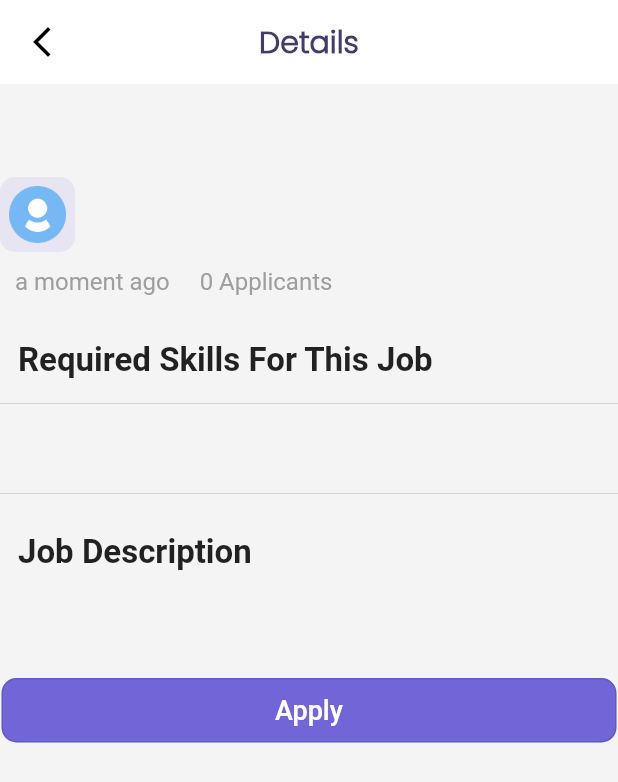
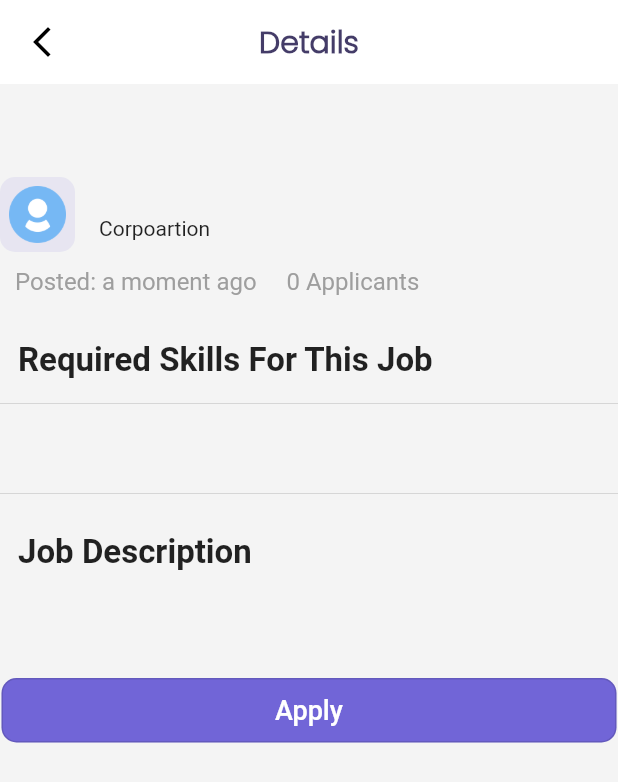
Before and after one commit to ENG-CJ/Job-Finder-App, a Flutter app: the JobDetails screen opened directly with empty values, on a phone screen of 412 x 824 dp. Shown: the top 782 px of the screen. Run offline on Flutter 3.47's test engine with Material 2 defaults, Android fonts, the phone set to English and light mode, and no system bars; our stand-ins replace curved_navigation_bar, dio, flutter_easyloading, flutter_onboarding_slider, flutter_slidable, font_awesome_flutter and 7 more; missing offline and left inert: animated_snack_bar; accounts and stored records are empty; network calls fail; Roboto replaces fonts that are missing (Poppins-Regular, Poppins-SemiBold).

```diff
--- a/lib/modals/jobs/job_modal_latest.dart
+++ b/lib/modals/jobs/job_modal_latest.dart
@@ -10,9 +10,10 @@ class JobOnUserScreen {
   int owner;
   String company;
   String? profile;
+  DateTime posted;
 
-  JobOnUserScreen({
-    required this.id,
+  JobOnUserScreen(
+      {required this.id,
       required this.jobTitle,
       required this.jobType,
       required this.descripton,
@@ -23,7 +24,7 @@ class JobOnUserScreen {
       required this.owner,
       required this.company,
       required this.profile,
-  });
+      required this.posted});
 
   factory JobOnUserScreen.fromJson(Map<String, dynamic> json) =>
       JobOnUserScreen(
@@ -35,6 +36,7 @@ class JobOnUserScreen {
         applicants: json["applicants"],
         deadLine: DateTime.parse(json["deadLine"]),
         updated: DateTime.parse(json["updated"]),
+        posted: DateTime.parse(json["posted"]),
         owner: json["owner"],
         company: json["company"],
         profile: json["profile"],
@@ -63,5 +65,6 @@ class JobOnUserScreen {
         "owner": owner,
         "company": company,
         "profile": profile,
+        "posted": posted.toIso8601String()
       };
 }
--- a/lib/modals/jobs/job_table.dart
+++ b/lib/modals/jobs/job_table.dart
@@ -7,11 +7,13 @@ class JobTable {
   String active;
   int numberOfApplicants;
   String? category;
+  String posted;
 
-  JobTable(
-      {required this.jobTitle,
+  JobTable({
+    required this.jobTitle,
     required this.jobType,
     required this.deadLine,
+    required this.posted,
     this.qualifications,
     this.category,
     this.id,
@@ -20,7 +22,8 @@ class JobTable {
     this.jobOwner,
     this.qualifyAsList = '',
     this.active = 'true',
-      this.numberOfApplicants = 0});
+    this.numberOfApplicants = 0,
+  });
 
   factory JobTable.fromJson(Map<String, dynamic> json) {
     return JobTable(
@@ -33,7 +36,8 @@ class JobTable {
         active: json['active'],
         jobOwner: json['owner'],
         jobDescription: json['descripton'],
-        updated: json['updated']);
+        updated: json['updated'],
+        posted: json['posted']);
   }
 
   static List<String> _getQualifications(String data) {
@@ -59,6 +63,7 @@ class JobTable {
       "owner": jobOwner,
       "qualifications": qualifications,
       "qualifyAsList": qualifyAsList,
+      "posted": posted
     };
   }
 }
--- a/lib/views/components/job_card.dart
+++ b/lib/views/components/job_card.dart
@@ -91,7 +91,7 @@ class JobCard extends StatelessWidget with Messages {
                 children: [
                   IconText(
                     icon: FontAwesomeIcons.clock,
-                    iconLabel: timeago.format(job.updated),
+                    iconLabel: timeago.format(job.posted),
                   ),
                   SizedBox(
                     width: 25,
--- a/lib/views/components/job_details.dart
+++ b/lib/views/components/job_details.dart
@@ -13,6 +13,8 @@ import '../../consts/api_url.dart';
 import '../../consts/texts.dart';
 import '../../util/icon_image.dart';
 import 'package:timeago/timeago.dart' as timeago;
+
+import '../../util/text.dart';
 
 class JobDetails extends StatefulWidget {
   final JobOnUserScreen job;
@@ -80,10 +82,16 @@ class _JobDetailsState extends State<JobDetails> with Messages {
                 const SizedBox(
                   width: 16,
                 ),
-                Text(
-                  widget.job.company,
-                  style:
-                      TextStyle(fontSize: 16, fontFamily: 'Poppins-SemiBold'),
+                Column(
+                  crossAxisAlignment: CrossAxisAlignment.start,
+                  children: [
+                    Text(
+                      widget.job.company,
+                      style: TextStyle(
+                          fontSize: 16, fontFamily: 'Poppins-SemiBold'),
+                    ),
+                    CText(text: "Corpoartion"),
+                  ],
                 ),
               ],
             ),
@@ -96,7 +104,7 @@ class _JobDetailsState extends State<JobDetails> with Messages {
                 Padding(
                     padding: const EdgeInsets.only(left: 10),
                     child: Text(
-                      timeago.format(widget.job.updated),
+                      "Posted: ${timeago.format(widget.job.posted)}",
                       style: const TextStyle(
                           fontSize: 16,
                           fontFamily: 'Poppins-Regular',
@@ -230,8 +238,7 @@ class _JobDetailsState extends State<JobDetails> with Messages {
                                 var requestData = Request(
                                     applicantId: value['user_id'],
                                     jobId: widget.job.id,
-                                    requestDate: DateFormat("yyyy/MM/dd")
-                                        .format(DateTime.now()));
+                                    requestDate: DateTime.now().toString());
                                 provider
                                     .applyJobsData(requestData)
                                     .whenComplete(() {
--- a/lib/views/dashboard/screens/add_job.dart
+++ b/lib/views/dashboard/screens/add_job.dart
@@ -54,6 +54,7 @@ class _AddJobState extends State<AddJob> with Messages {
   void _saveData() async {
     var provider = Provider.of<JobProvider>(context, listen: false);
     var job = JobTable(
+        posted: DateTime.now().toString(),
         jobTitle: jobtitle.text,
         jobType: value ?? "FullTime",
         deadLine: dateTextField.text,
@@ -65,7 +66,6 @@ class _AddJobState extends State<AddJob> with Messages {
 
   @override
   void initState() {
-
     super.initState();
     LocalStorageSharedPref().getLocalData().then((value) {
       if (value != null) {
@@ -183,6 +183,7 @@ class _AddJobState extends State<AddJob> with Messages {
                         var provider =
                             Provider.of<JobProvider>(context, listen: false);
                         var job = JobTable(
+                            posted: DateTime.now().toString(),
                             category: category.text,
                             jobTitle: jobtitle.text,
                             jobType: value ?? "FullTime",
--- a/lib/views/dashboard/screens/job_edit_page.dart
+++ b/lib/views/dashboard/screens/job_edit_page.dart
@@ -18,9 +18,7 @@ class JobEditPage extends StatefulWidget {
   final JobTable? job;
   const JobEditPage({
     super.key,
-
     this.job,
-
   });
 
   @override
@@ -61,7 +59,7 @@ class _JobEditPageState extends State<JobEditPage> {
     value = widget.job?.jobType;
     jobtitle.text = widget.job!.jobTitle;
 
-    String iso8601DateString  = widget.job!.deadLine;
+    String iso8601DateString = widget.job!.deadLine;
     DateTime dealine = DateTime.parse(iso8601DateString);
     dateTextField.text = DateFormat("yyyy/MM/dd").format(dealine);
     print(dateTextField.text);
@@ -148,6 +146,7 @@ class _JobEditPageState extends State<JobEditPage> {
                   onClicked: () {
                     JobTable updateJob = JobTable(
                       id: jobId,
+                      posted: widget.job!.posted,
                       jobTitle: jobtitle.text,
                       jobType: value ?? '',
                       deadLine: dateTextField.text,
--- a/lib/views/pages/home_page.dart
+++ b/lib/views/pages/home_page.dart
@@ -91,7 +91,6 @@ class _HomeState extends State<Home> with BottomNavigationBarMixin {
                 //         jobList: Provider.of<JobProvider>(context).allJobs));
               },
               icon: Icon(Icons.search)),
-          IconButton(onPressed: () {}, icon: Icon(Icons.refresh)),
         ],
       ),
       bottomNavigationBar:
```
Also changed, not shown: lib/providers/jobs/job_provider.dart (+20 -0 lines), lib/services/api/job_api.dart (+29 -1 lines), lib/util/categories.dart (+13 -14 lines), lib/views/components/applied_job_card.dart (+7 -0 lines), lib/views/pages/home_view.dart (+16 -0 lines), lib/views/pages/job_based_category.dart (added, +76 -0 lines), 2 other files. Lines whose indentation alone changed are shown as unchanged.
